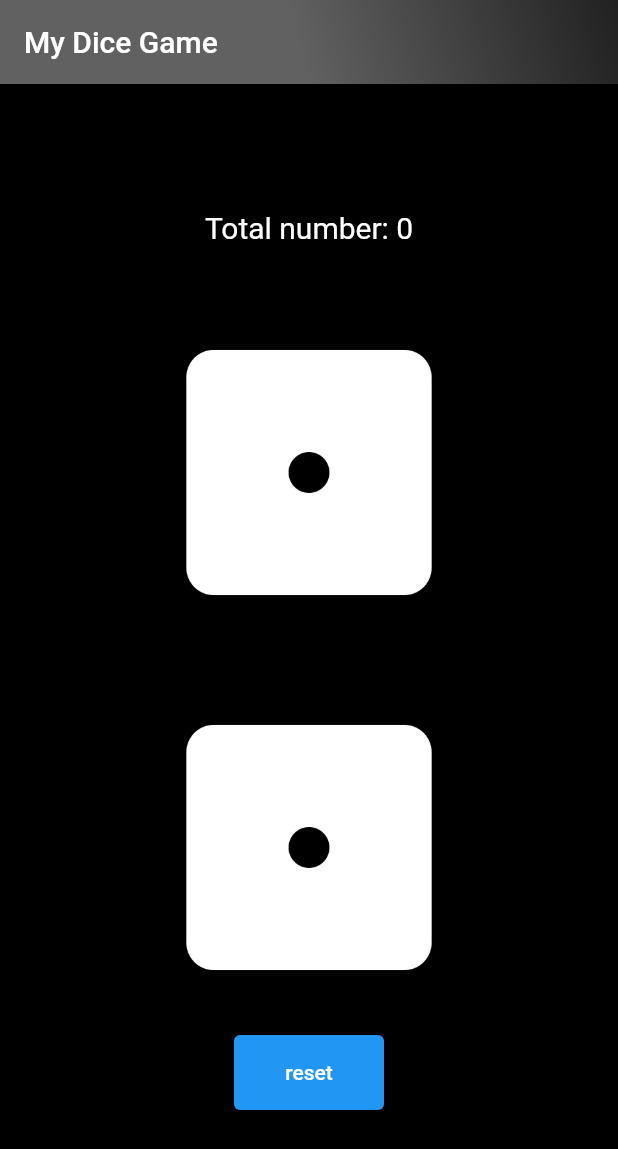
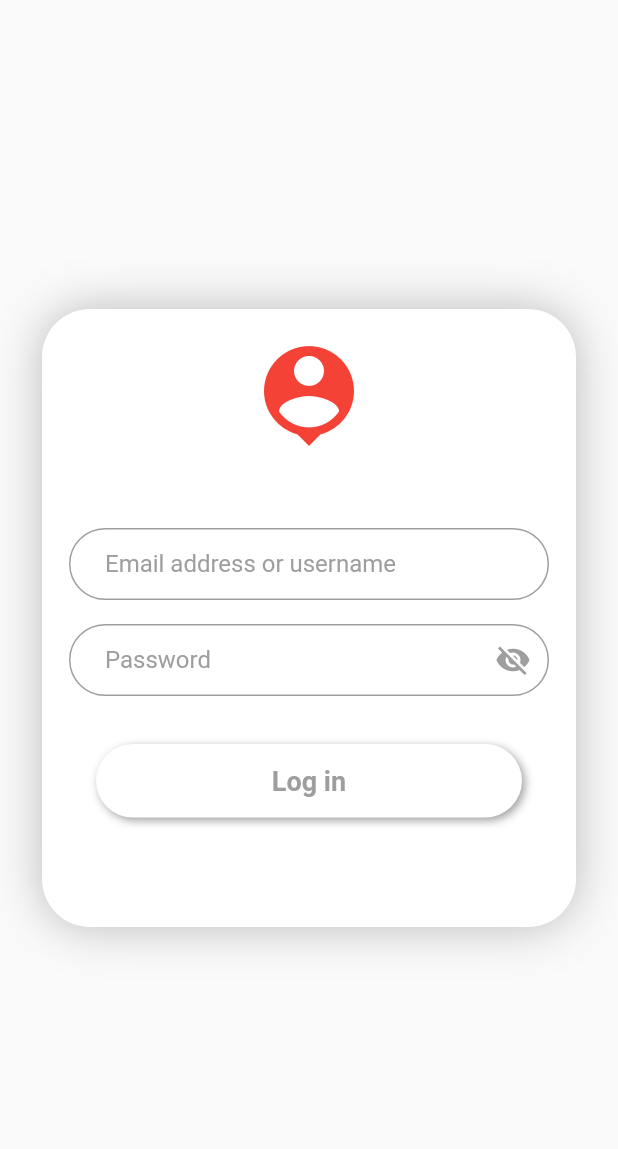
Before and after one commit to Karapetyan011/flutter_group_3, a Flutter app: the screen it shows after launch, on a phone screen of 412 x 824 dp. Shown: the top 1149 px of the screen. Run offline on Flutter 3.47's test engine with Material 2 defaults, Android fonts, the phone set to English and light mode, and no system bars; drawn by our look-alikes of flutter_neumorphic; our stand-ins replace flip_card.

Commit message:
have been created flip card, login container with form

```diff
--- a/lib/constants/constants.dart
+++ b/lib/constants/constants.dart
@@ -14,3 +14,9 @@ const List<GridItemComponent> myCustomList = <GridItemComponent>[
 ];
 
 const kBlue = Color(0xff1d9bf0);
+
+
+// Email & Password Patterns
+const String kEmailPattern = r'^[a-zA-Z0-9+_.-]+@[a-zA-Z0-9.-]+.[a-z]';
+const String kPasswordPattern =
+    r'^(?=.*?[A-Z])(?=.*?[a-z])(?=.*?[0-9])(?=.*?[!@#\$&*~]).{8,}$';
--- a/lib/main.dart
+++ b/lib/main.dart
@@ -22,8 +22,7 @@
 /// Created by HrAnT
 import 'package:flutter/foundation.dart';
 import 'package:flutter/material.dart';
-import 'package:flutter_group_3/screens/dice_game_screen/my_dice_page.dart';
-
+import 'package:flutter_group_3/widgets/777/login_container.dart';
 void main() {
   WidgetsFlutterBinding.ensureInitialized();
   runApp(
@@ -45,14 +44,14 @@ class MyApp extends StatelessWidget {
       // home: DicePage(),
       // home: ListViewPage(),
       // home: PianoApp(),
-      home: MyDicePage(),
       // home: SWPage(),
       // home:FlutterStreamBuilder()
-      //home: StreamBuilderRealTimeClock(),
+      // home: StreamBuilderRealTimeClock(),
       // home: GridViewCount(),
       // home: StackPage(),
       // home: GridViewBuilder(),
       // home: GridViewExtent(),
+      home: LoginContainer(),
     );
   }
 }
--- /dev/null
+++ b/lib/widgets/777/custom_text_field.dart
@@ -0,0 +1,95 @@
+import 'package:flutter/material.dart';
+import 'package:flutter/services.dart';
+
+class CustomTextField extends StatelessWidget {
+  final String? mValidateEmptyMsg, mValidateInvalidMsg, mRegExp, mHintText;
+  final TextEditingController? mController;
+  final Function()? mOnPressed;
+  final Function(String?)? mOnSaved;
+  final int? mMaxLength;
+  final TextInputType? mTextInputType;
+  final bool mVisibility;
+
+  const CustomTextField(
+      {Key? key,
+      this.mController,
+      this.mValidateEmptyMsg,
+      this.mValidateInvalidMsg,
+      this.mRegExp,
+      this.mOnSaved,
+      this.mMaxLength,
+      this.mTextInputType,
+      this.mHintText,
+      this.mVisibility = false,
+      this.mOnPressed})
+      : super(key: key);
+
+  @override
+  Widget build(BuildContext context) {
+    double tmp = MediaQuery.of(context).size.height / 2;
+    FocusNode myFocusNode = FocusNode();
+
+    return Padding(
+      padding: const EdgeInsets.only(top: 16.0),
+      child: TextFormField(
+        focusNode: myFocusNode,
+        obscureText: mVisibility,
+        validator: (value) {
+          if (value!.isEmpty) {
+            return mValidateEmptyMsg;
+          }
+          if (!RegExp(mRegExp!).hasMatch(value)) {
+            return mValidateInvalidMsg;
+          }
+          return null;
+        },
+        onSaved: mOnSaved,
+        obscuringCharacter: '*',
+        textAlign: TextAlign.left,
+        maxLength: mMaxLength,
+        onChanged: (String change) {},
+        controller: mController,
+        maxLengthEnforcement: MaxLengthEnforcement.truncateAfterCompositionEnds,
+        enableSuggestions: false,
+        autocorrect: false,
+        cursorColor: Colors.grey,
+        keyboardType: mTextInputType,
+        // inputFormatters: <TextInputFormatter>[
+        //   FilteringTextInputFormatter.allow(RegExp(r'[0-9]')),],
+        style: const TextStyle(
+          fontSize: 16.0,
+          color: Colors.black,
+        ),
+        decoration: InputDecoration(
+          counterText: '',
+          enabledBorder: OutlineInputBorder(
+            borderSide: const BorderSide(color: Colors.grey, width: 1.0),
+            borderRadius: BorderRadius.circular(tmp),
+          ),
+          border: OutlineInputBorder(
+            borderSide: const BorderSide(color: Colors.grey, width: 1.0),
+            borderRadius: BorderRadius.circular(tmp),
+          ),
+          focusedBorder: OutlineInputBorder(
+            borderSide: const BorderSide(color: Colors.blue, width: 1.0),
+            borderRadius: BorderRadius.circular(tmp),
+          ),
+          fillColor: Colors.white,
+          filled: true,
+          hintText: mHintText,
+          hintStyle: const TextStyle(color: Colors.grey, fontSize: 16),
+          contentPadding:
+              const EdgeInsets.symmetric(horizontal: 24.0, vertical: 5.0),
+          suffixIcon: mOnPressed != null
+              ? IconButton(
+                  icon: Icon(
+                      mVisibility ? Icons.visibility_off : Icons.visibility),
+                  color: Colors.grey,
+                  onPressed: mOnPressed,
+                )
+              : null,
+        ),
+      ),
+    );
+  }
+}
--- /dev/null
+++ b/lib/widgets/777/login_btn.dart
@@ -0,0 +1,33 @@
+import 'package:flutter/foundation.dart';
+import 'package:flutter/material.dart';
+
+import 'shadow_btn.dart';
+
+class LoginButton extends StatelessWidget {
+  final GlobalKey<FormState> mFormKey;
+
+  const LoginButton({Key? key, required this.mFormKey}) : super(key: key);
+
+  @override
+  Widget build(BuildContext context) {
+    return ShadowButton(
+      'Log in',
+      mColor: Colors.white,
+      mFontSize: 18,
+      mFontWeight: FontWeight.bold,
+      mOnPressed: () {
+        if (mFormKey.currentState!.validate()) {
+          if (kDebugMode) {
+            print("Successful");
+          }
+          return;
+        } else {
+          if (kDebugMode) {
+            print("Unsuccessful");
+          }
+        }
+      },
+      mTextColor: Colors.grey,
+    );
+  }
+}
--- /dev/null
+++ b/lib/widgets/777/login_container.dart
@@ -0,0 +1,90 @@
+import 'package:flutter/material.dart';
+import 'package:flutter_group_3/widgets/777/shadow_btn.dart';
+
+
+import 'custom_flip_card_container.dart';
+import 'login_btn.dart';
+import 'login_password_text_field.dart';
+import 'login_username_text_field.dart';
+
+class LoginContainer extends StatelessWidget {
+  const LoginContainer({Key? key}) : super(key: key);
+
+  @override
+  Widget build(BuildContext context) {
+    final formKey = GlobalKey<FormState>();
+
+    return Scaffold(
+      body: Center(
+        child: SingleChildScrollView(
+          keyboardDismissBehavior: ScrollViewKeyboardDismissBehavior.onDrag,
+          child: Padding(
+            padding: const EdgeInsets.symmetric(horizontal: 28.0),
+            child: Container(
+              height: MediaQuery.of(context).size.height / 2,
+              decoration: const BoxDecoration(
+                boxShadow: [
+                  BoxShadow(
+                    color: Colors.black26,
+                    blurRadius: 26.0,
+                  ),
+                ],
+                borderRadius: BorderRadius.all(
+                  Radius.circular(
+                    32.0,
+                  ),
+                ),
+                color: Colors.white,
+              ),
+              child: Padding(
+                padding: const EdgeInsets.all(18.0),
+                child: Center(
+                  child: SingleChildScrollView(
+                    child: Column(
+                      children: [
+                        const Icon(
+                          Icons.person_pin,
+                          color: Colors.red,
+                          size: 80.0,
+                        ),
+                        const SizedBox(height: 32.0),
+                        Form(
+                          key: formKey,
+                          child: Column(
+                            children: [
+                              const LoginUsernameTextField(),
+                              const LoginPasswordTextField(),
+                              LoginButton(
+                                mFormKey: formKey,
+                              )
+                            ],
+                          ),
+                        ),
+                        ShadowButton(
+                          'Flip Card',
+                          mColor: Colors.greenAccent.shade700,
+                          mFontSize: 18,
+                          mTextColor: Colors.white,
+                          mFontWeight: FontWeight.bold,
+                          mOnPressed: () {
+                            Navigator.push(
+                              context,
+                              MaterialPageRoute(
+                                builder: (context) =>
+                                    const CustomFlipCardsContainer(),
+                              ),
+                            );
+                          },
+                        ),
+                      ],
+                    ),
+                  ),
+                ),
+              ),
+            ),
+          ),
+        ),
+      ),
+    );
+  }
+}
--- /dev/null
+++ b/lib/widgets/777/login_password_text_field.dart
@@ -0,0 +1,25 @@
+import 'package:flutter_neumorphic/flutter_neumorphic.dart';
+
+import '../../constants/constants.dart';
+import 'custom_text_field.dart';
+
+class LoginPasswordTextField extends StatelessWidget {
+  const LoginPasswordTextField({Key? key}) : super(key: key);
+
+  @override
+  Widget build(BuildContext context) {
+    final TextEditingController passwordController = TextEditingController();
+
+    return CustomTextField(
+      mController: passwordController,
+      mHintText: 'Password',
+      mMaxLength: 18,
+      mRegExp: kPasswordPattern,
+      mTextInputType: TextInputType.visiblePassword,
+      mValidateEmptyMsg: 'Password is Required',
+      mValidateInvalidMsg: 'Invalid Password',
+      mVisibility: true,
+      mOnPressed: () {},
+    );
+  }
+}
--- /dev/null
+++ b/lib/widgets/777/login_username_text_field.dart
@@ -0,0 +1,28 @@
+import 'package:flutter/material.dart';
+
+import '../../constants/constants.dart';
+import 'custom_text_field.dart';
+
+
+class LoginUsernameTextField extends StatelessWidget {
+  const LoginUsernameTextField({Key? key}) : super(key: key);
+
+  @override
+  Widget build(BuildContext context) {
+    final TextEditingController emailController = TextEditingController();
+    String _email;
+
+    return CustomTextField(
+      mController: emailController,
+      mHintText:'Email address or username',
+      mMaxLength: 40,
+      mOnSaved: (String? value) {
+        _email = value!;
+      },
+      mRegExp: kEmailPattern,
+      mTextInputType: TextInputType.emailAddress,
+      mValidateEmptyMsg: 'Email is Required',
+      mValidateInvalidMsg: 'Invalid Email',
+    );
+  }
+}
--- /dev/null
+++ b/lib/widgets/777/shadow_btn.dart
@@ -0,0 +1,60 @@
+import 'package:flutter/material.dart';
+import 'package:flutter_neumorphic/flutter_neumorphic.dart';
+
+class ShadowButton extends StatelessWidget {
+  final Function()? mOnPressed;
+  final Color? mColor;
+  final Color? mTextColor;
+  final String? mText;
+  final double? mFontSize;
+  final FontWeight? mFontWeight;
+  final IconData? mIcon;
+
+  const ShadowButton(this.mText,
+      {Key? key,
+      this.mOnPressed,
+      this.mColor,
+      this.mTextColor,
+      this.mFontSize,
+      this.mFontWeight,
+      this.mIcon})
+      : super(key: key);
+
+  @override
+  Widget build(BuildContext context) {
+    double tmp = MediaQuery.of(context).size.height / 2;
+    return Padding(
+      padding: const EdgeInsets.symmetric(
+        vertical: 32.0,
+        horizontal: 18.0,
+      ),
+      child: SizedBox(
+        width: double.infinity,
+        child: NeumorphicButton(
+          onPressed: mOnPressed,
+          style: NeumorphicStyle(
+            shape: NeumorphicShape.flat,
+            color: mColor,
+            boxShape: NeumorphicBoxShape.roundRect(BorderRadius.circular(tmp)),
+          ),
+          padding: const EdgeInsets.symmetric(horizontal: 12.0, vertical: 14),
+          child: Center(
+            child: Row(
+              mainAxisAlignment: MainAxisAlignment.center,
+              children: [
+                if (mIcon != null) Icon(mIcon, color: Colors.white),
+                Text(
+                  mText!,
+                  style: TextStyle(
+                      color: mTextColor,
+                      fontWeight: mFontWeight,
+                      fontSize: mFontSize),
+                ),
+              ],
+            ),
+          ),
+        ),
+      ),
+    );
+  }
+}
--- a/pubspec.yaml
+++ b/pubspec.yaml
@@ -20,6 +20,11 @@ dependencies:
   # Этот пакет содержит набор высокоуровневых функций и классов, упрощающих использование ресурсов HTTP.
   # Он мультиплатформенный и поддерживает мобильные устройства, настольные компьютеры и браузеры.
   http: ^0.13.4
+
+  flutter_neumorphic: ^3.2.0
+
+  # Компонент, обеспечивающий анимацию флип-карты. Его можно использовать для скрытия и отображения деталей продукта.
+  flip_card: ^0.6.0
 
 
 
```
Also changed, not shown: lib/widgets/777/custom_flip_card_container.dart (added, +111 -0 lines), pubspec.lock.
